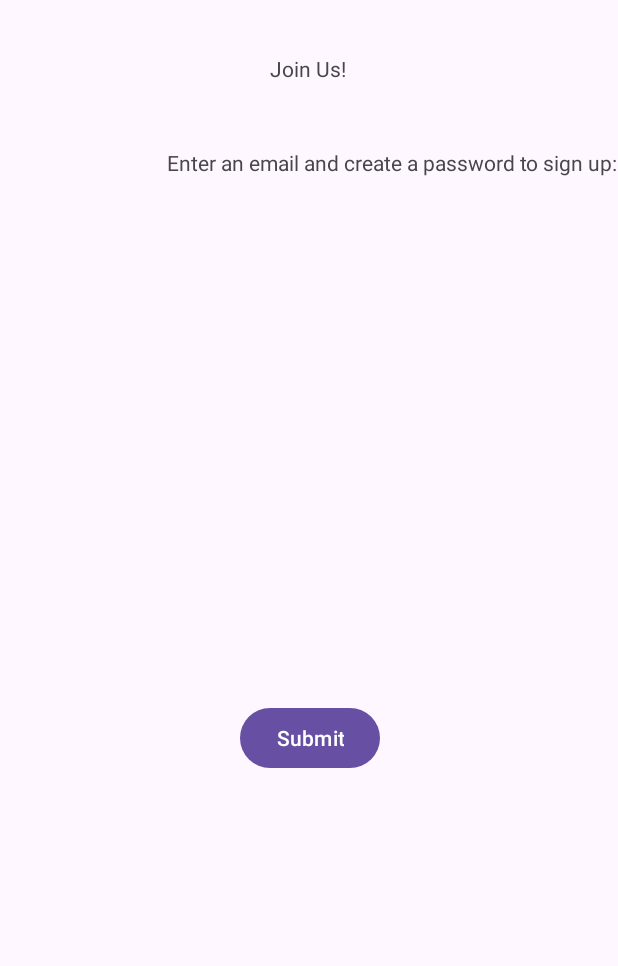
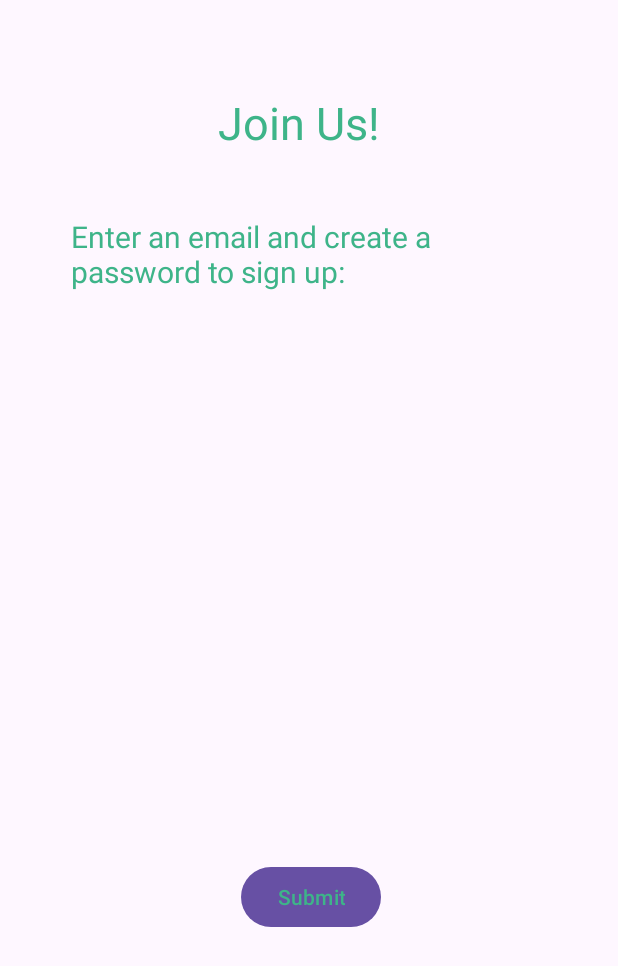
Before and after one commit to Ameerprogrammer/FitRec, an Android app built with Jetpack Compose: the SignUpScreen screen opened directly, with no data from a screen before it, on a phone screen of 412 x 824 dp. Shown: the top 966 px of the screen. Run offline under Robolectric (Android 15) with nearby library versions, the phone set to English and light mode, and no system bars.

Commit message:
Tweaked sign up page

```diff
--- a/app/src/main/res/layout/activity_sign_up_screen.xml
+++ b/app/src/main/res/layout/activity_sign_up_screen.xml
@@ -12,25 +12,29 @@
         android:layout_width="wrap_content"
         android:layout_height="wrap_content"
         android:layout_marginStart="114dp"
-        android:layout_marginTop="36dp"
         android:layout_marginEnd="114dp"
-        android:layout_marginBottom="687dp"
         android:text="@string/text_4"
+        android:textColor="#3EB489"
+        android:textSize="30sp"
         app:layout_constraintBottom_toBottomOf="parent"
         app:layout_constraintEnd_toEndOf="parent"
-        app:layout_constraintHorizontal_bias="0.496"
+        app:layout_constraintHorizontal_bias="0.413"
         app:layout_constraintStart_toStartOf="parent"
         app:layout_constraintTop_toTopOf="parent"
-        app:layout_constraintVertical_bias="0.0" />
+        app:layout_constraintVertical_bias="0.078" />
 
     <TextView
         android:id="@+id/textView4"
-        android:layout_width="wrap_content"
-        android:layout_height="wrap_content"
-        android:layout_marginTop="43dp"
+        android:layout_width="317dp"
+        android:layout_height="51dp"
         android:text="@string/text_5"
+        android:textColor="#3EB489"
+        android:textSize="20sp"
+        app:layout_constraintBottom_toBottomOf="parent"
         app:layout_constraintEnd_toEndOf="parent"
-        app:layout_constraintTop_toBottomOf="@+id/textView" />
+        app:layout_constraintStart_toStartOf="parent"
+        app:layout_constraintTop_toTopOf="parent"
+        app:layout_constraintVertical_bias="0.186" />
 
     <Button
         android:id="@+id/button"
@@ -38,10 +42,12 @@
         android:layout_height="wrap_content"
         android:layout_marginStart="160dp"
         android:layout_marginEnd="158dp"
-        android:layout_marginBottom="308dp"
         android:text="@string/text_6"
+        android:textColor="#3EB489"
         app:layout_constraintBottom_toBottomOf="parent"
         app:layout_constraintEnd_toEndOf="parent"
-        app:layout_constraintHorizontal_bias="0.0"
-        app:layout_constraintStart_toStartOf="parent" />
+        app:layout_constraintHorizontal_bias="1.0"
+        app:layout_constraintStart_toStartOf="parent"
+        app:layout_constraintTop_toTopOf="parent"
+        app:layout_constraintVertical_bias="0.74" />
 </androidx.constraintlayout.widget.ConstraintLayout>
```
